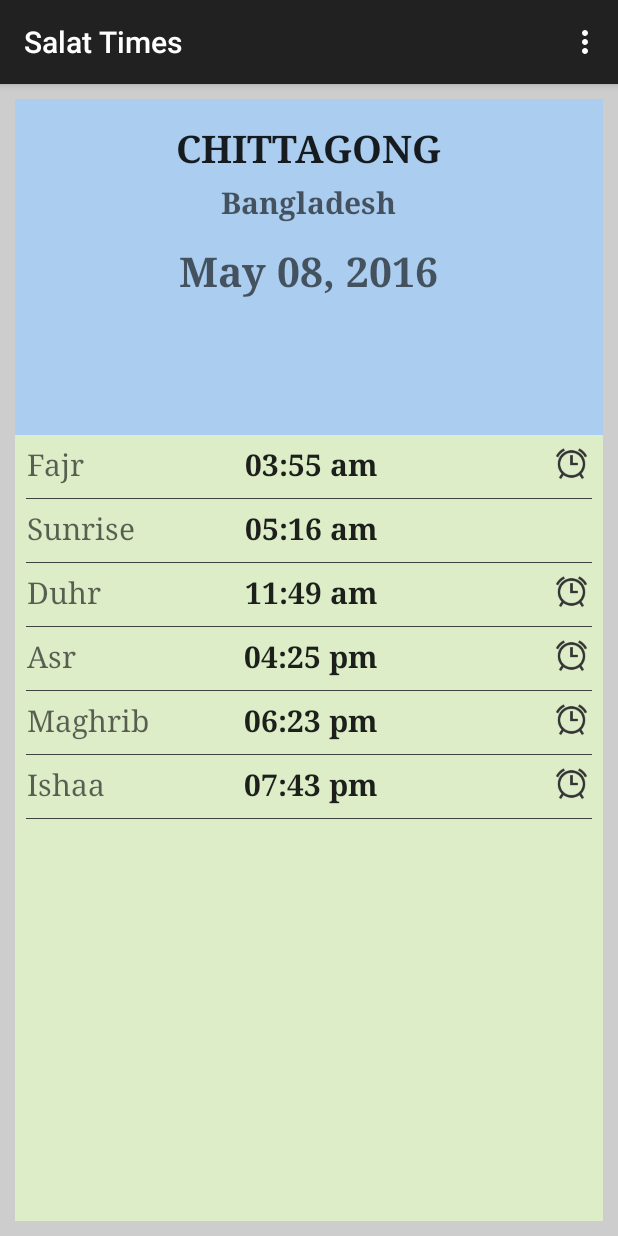
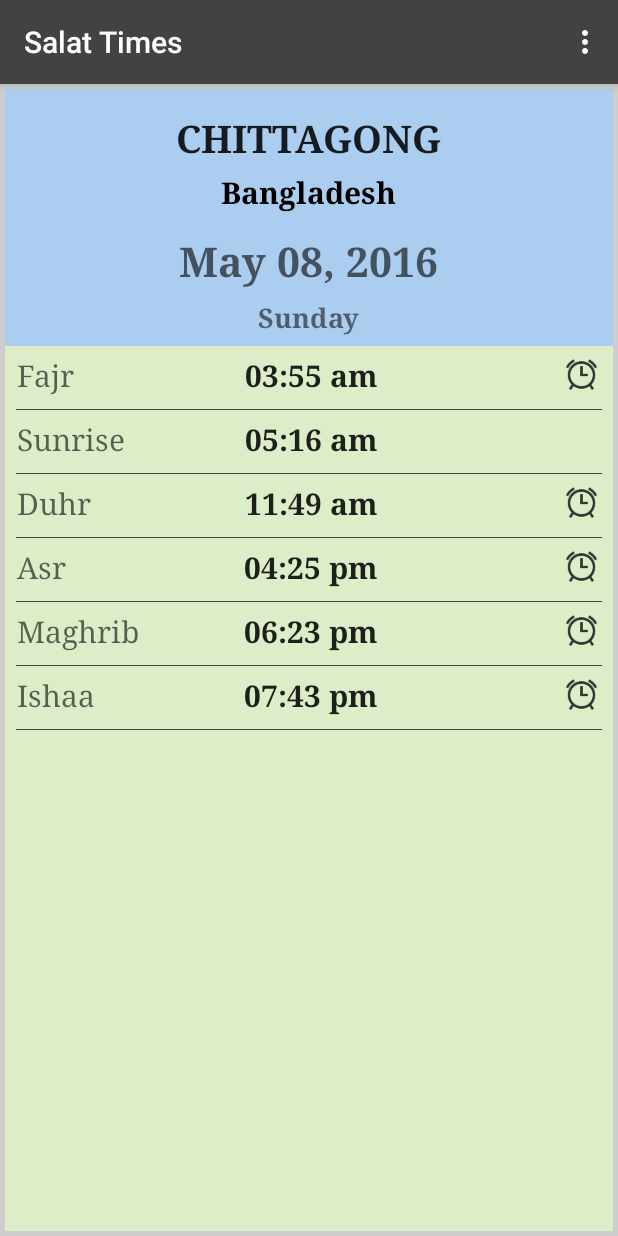
Before and after one commit to xiifwat/salat_times, an Android app: the screen it shows after launch (MainActivity), on a phone screen of 412 x 824 dp. Run offline under Robolectric (Android 15) with nearby library versions, the phone set to English and light mode, and no system bars.

Commit message:
Update: UI change. Snackbar added to inform user  Issue: problem setting alarm in Samsung device

```diff
--- a/app/src/main/java/com/gmail/xiifwat/salattimes/library/GPSTracker.java
+++ b/app/src/main/java/com/gmail/xiifwat/salattimes/library/GPSTracker.java
@@ -77,7 +77,6 @@ public class GPSTracker
 
 	@Override
 	public void onLocationChanged(Location location) {
-		//TODO store to db. or fire event
 		listener.onLocatinoFound(location.getLatitude(), location.getLongitude());
 	}
 
--- a/app/src/main/java/com/gmail/xiifwat/salattimes/library/Model.java
+++ b/app/src/main/java/com/gmail/xiifwat/salattimes/library/Model.java
@@ -10,7 +10,7 @@ public class Model {
     private String ishaaTime;
 
     private String dateEnglish;
-    private String dateArabic;
+    private String dayOfWeek;
 
     private boolean isFajrAlarmSet;
     private boolean isSunriseAlarmSet;
@@ -20,7 +20,7 @@ public class Model {
     private boolean isIshaaAlarmSet;
 
     public Model(String fajrTime, String sunriseTime, String duhrTime, String asrTime,
-                 String maghribTime, String ishaaTime, String dateEnglish, String dateArabic) {
+                 String maghribTime, String ishaaTime, String dateEnglish, String dayOfWeek) {
         this.fajrTime = fajrTime;
         this.sunriseTime = sunriseTime;
         this.duhrTime = duhrTime;
@@ -28,7 +28,7 @@ public class Model {
         this.maghribTime = maghribTime;
         this.ishaaTime = ishaaTime;
         this.dateEnglish = dateEnglish;
-        this.dateArabic = dateArabic;
+        this.dayOfWeek = dayOfWeek;
     }
 
     public String getFajrTime() {
@@ -87,12 +87,12 @@ public class Model {
         this.dateEnglish = dateEnglish;
     }
 
-    public String getDateArabic() {
-        return dateArabic;
+    public String getDayOfWeek() {
+        return dayOfWeek;
     }
 
-    public void setDateArabic(String dateArabic) {
-        this.dateArabic = dateArabic;
+    public void setDayOfWeek(String dayOfWeek) {
+        this.dayOfWeek = dayOfWeek;
     }
 
     public boolean isFajrAlarmSet() {
--- a/app/src/main/java/com/gmail/xiifwat/salattimes/library/NextThreeDays.java
+++ b/app/src/main/java/com/gmail/xiifwat/salattimes/library/NextThreeDays.java
@@ -1,6 +1,7 @@
 package com.gmail.xiifwat.salattimes.library;
 
 import android.content.Context;
+import android.content.Intent;
 
 import com.gmail.xiifwat.salattimes.database.DataSource;
 
@@ -22,6 +23,7 @@ public class NextThreeDays {
         SalatTimeCalculator salatTimeCalculator;
         double latitude;
         double longitude;
+        int dayOfWeek;
 
         DataSource dataSource = new DataSource(context);
         dataSource.open();
@@ -38,11 +40,12 @@ public class NextThreeDays {
         c.setTime(dateJ);
         c.add(Calendar.DATE, add);
         dateJ = c.getTime();
+        dayOfWeek = c.get(Calendar.DAY_OF_WEEK);
 
         salatTimeCalculator = new SalatTimeCalculator(latitude, longitude, this.dateJ);
         ArrayList<String> prayTime = salatTimeCalculator.getFormattedTime();
 
-        data.add(arrayListToModel(prayTime, dateJ));
+        data.add(arrayListToModel(prayTime, dateJ, dayOfWeek));
 
 
 
@@ -50,34 +53,46 @@ public class NextThreeDays {
         c.setTime(dateJ);
         c.add(Calendar.DATE, 1);
         dateJ = c.getTime();
+        dayOfWeek = c.get(Calendar.DAY_OF_WEEK);
 
         prayTime.clear();
         salatTimeCalculator = new SalatTimeCalculator(latitude, longitude, dateJ);
         prayTime = salatTimeCalculator.getFormattedTime();
 
-        data.add(arrayListToModel(prayTime, dateJ));
+        data.add(arrayListToModel(prayTime, dateJ, dayOfWeek));
 
         c.add(Calendar.DATE, 1);
         dateJ = c.getTime();
+        dayOfWeek = c.get(Calendar.DAY_OF_WEEK);
 
         prayTime.clear();
         salatTimeCalculator = new SalatTimeCalculator(latitude, longitude, dateJ);
         prayTime = salatTimeCalculator.getFormattedTime();
 
-        data.add(arrayListToModel(prayTime, dateJ));
+        data.add(arrayListToModel(prayTime, dateJ, dayOfWeek));
     }
 
     public List<Model> getNextThreeDays() {
         return data;
     }
 
-    private Model arrayListToModel(ArrayList<String> prayTime, Date date) {
+    private Model arrayListToModel(ArrayList<String> prayTime, Date date, int dayOfWeek) {
 
         SimpleDateFormat df2 = new SimpleDateFormat("MMMM dd, yyyy"); // November 1, 2014
         String dateText = df2.format(date);
 
+        // dayOfWeek is a integer code of the day.
+        String day;
+        if(dayOfWeek==1) day="Sunday";
+        else if(dayOfWeek==2) day="Monday";
+        else if(dayOfWeek==3) day="Tuesday";
+        else if(dayOfWeek==4) day="Wednesday";
+        else if(dayOfWeek==5) day="Thursday";
+        else if(dayOfWeek==6) day="Friday";
+        else day="Saturday";
+
         Model model = new Model(prayTime.get(0), prayTime.get(1), prayTime.get(2),
-                prayTime.get(3), prayTime.get(4), prayTime.get(5), dateText, "arabic date");
+                prayTime.get(3), prayTime.get(4), prayTime.get(5), dateText, day);
 
         return model;
     }
--- a/app/src/main/java/com/gmail/xiifwat/salattimes/library/TimeTableAdapter.java
+++ b/app/src/main/java/com/gmail/xiifwat/salattimes/library/TimeTableAdapter.java
@@ -55,6 +55,9 @@ public class TimeTableAdapter extends PagerAdapter
 
         TextView tvDateEnglish = (TextView) view.findViewById(R.id.tvDateEnglish);
         tvDateEnglish.setText(_data.get(position).getDateEnglish());
+
+        TextView tvDayOfWeek = (TextView) view.findViewById(R.id.tvDayOfWeek);
+        tvDayOfWeek.setText(_data.get(position).getDayOfWeek());
 
 
         LinearLayout llUpper = (LinearLayout) view.findViewById(R.id.ll_upper);
--- a/app/src/main/java/com/gmail/xiifwat/salattimes/ui/MainActivity.java
+++ b/app/src/main/java/com/gmail/xiifwat/salattimes/ui/MainActivity.java
@@ -2,11 +2,10 @@ package com.gmail.xiifwat.salattimes.ui;
 
 import android.app.AlertDialog;
 import android.content.DialogInterface;
-import android.location.Address;
-import android.location.Geocoder;
-import android.os.AsyncTask;
 import android.os.Bundle;
-import android.support.v7.app.ActionBarActivity;
+import android.support.design.widget.Snackbar;
+import android.support.v7.app.AppCompatActivity;
+import android.support.v7.widget.Toolbar;
 import android.util.Log;
 import android.view.Menu;
 import android.view.MenuItem;
@@ -19,27 +18,21 @@ import com.android.volley.toolbox.JsonObjectRequest;
 import com.gmail.xiifwat.salattimes.R;
 import com.gmail.xiifwat.salattimes.database.DataSource;
 import com.gmail.xiifwat.salattimes.library.GPSTracker;
-import com.gmail.xiifwat.salattimes.library.Georesponse.AddressComponent;
-import com.gmail.xiifwat.salattimes.library.Georesponse.GeocodeResponse;
 import com.gmail.xiifwat.salattimes.library.Utility;
 import com.gmail.xiifwat.salattimes.library.VolleySingleton;
-import com.google.gson.Gson;
 
 import org.json.JSONObject;
 
-import java.io.IOException;
 import java.util.ArrayList;
-import java.util.Collection;
-import java.util.List;
-import java.util.Locale;
 
 
-public class MainActivity extends ActionBarActivity {
+public class MainActivity extends AppCompatActivity {
 
     private String LOGTAG = "tfx_" + MainActivity.class.getSimpleName();
     private GPSTracker.MyLocationListener listener;
     private GPSTracker gps;
 
+    //TODO cut api key before every commit
     private final String API_KEY = "";
 
 
@@ -47,6 +40,9 @@ public class MainActivity extends ActionBarActivity {
     protected void onCreate(Bundle savedInstanceState) {
         super.onCreate(savedInstanceState);
         setContentView(R.layout.activity_main);
+
+        Toolbar toolbar = (Toolbar) findViewById(R.id.toolbar);
+        setSupportActionBar(toolbar);
 
         getSupportFragmentManager()
                 .beginTransaction()
@@ -79,6 +75,7 @@ public class MainActivity extends ActionBarActivity {
 
             if(utility.getDataConnectionStatus() && utility.getLocationServiceStatus()) {
                 gps = new GPSTracker(MainActivity.this, listener);
+                showSnackbar("Please wait");
             }
             else {
                 new AlertDialog.Builder(this)
@@ -112,8 +109,11 @@ public class MainActivity extends ActionBarActivity {
                         ArrayList<String> address = new Utility().getAddress(response.toString());
 
                         if(address==null) {
-                            // TODO user response
-                        } else {
+                            // inform user
+                            showSnackbar("Error updating location");
+                            return;
+                        }
+
                         Log.d(LOGTAG, address.get(0) + " :: " + address.get(1));
 
                         // save to database
@@ -126,17 +126,19 @@ public class MainActivity extends ActionBarActivity {
                         // update ui
                         getSupportFragmentManager()
                                 .beginTransaction()
-                                    .replace(R.id.content_frame,new MainActivityFragment(), "tfx")
+                                .replace(R.id.content_frame, new MainActivityFragment(), "tfx")
                                 .commit();
-                        }
+
+                        // inform user
+                        showSnackbar("Location successfully updated!!");
                     }
                 }, new Response.ErrorListener() {
 
             @Override
             public void onErrorResponse(VolleyError error) {
 
-                VolleyLog.d(LOGTAG, "Error: " + error.getMessage());
-//						hideProgressDialog();
+                Log.d(LOGTAG, "Error: " + error.getMessage());
+                showSnackbar("Error updating location");
             }
         });
 
@@ -147,4 +149,9 @@ public class MainActivity extends ActionBarActivity {
         // Cancelling request
         // ApplicationController.getInstance().getRequestQueue().cancelAll(tag_json_obj);
     }
+
+    private void showSnackbar(String msg) {
+        Snackbar.make(findViewById(R.id.content_frame), msg,
+                Snackbar.LENGTH_LONG).show();
     }
+}
--- a/app/src/main/res/layout/activity_main.xml
+++ b/app/src/main/res/layout/activity_main.xml
@@ -1,6 +1,32 @@
-<FrameLayout xmlns:android="http://schemas.android.com/apk/res/android"
-    android:id="@+id/content_frame"
+<?xml version="1.0" encoding="utf-8"?>
+<android.support.design.widget.CoordinatorLayout xmlns:android="http://schemas.android.com/apk/res/android"
+    xmlns:app="http://schemas.android.com/apk/res-auto"
+    xmlns:tools="http://schemas.android.com/tools"
     android:layout_width="match_parent"
     android:layout_height="match_parent"
-    android:background="#cdcdcd">
-</FrameLayout>
+    android:fitsSystemWindows="true"
+    tools:context="com.gmail.xiifwat.salattimes.ui.MainActivity">
+
+    <android.support.design.widget.AppBarLayout
+        android:layout_width="match_parent"
+        android:layout_height="wrap_content"
+        android:theme="@style/AppTheme.AppBarOverlay">
+
+        <android.support.v7.widget.Toolbar
+            android:id="@+id/toolbar"
+            android:layout_width="match_parent"
+            android:layout_height="?attr/actionBarSize"
+            android:background="@color/colorToolbar"
+            app:popupTheme="@style/AppTheme.PopupOverlay" />
+
+    </android.support.design.widget.AppBarLayout>
+
+
+    <FrameLayout
+        android:id="@+id/content_frame"
+        android:layout_width="match_parent"
+        android:layout_height="match_parent"
+        android:background="@color/colorBackground"
+        app:layout_behavior="@string/appbar_scrolling_view_behavior" />
+
+</android.support.design.widget.CoordinatorLayout>
--- a/app/src/main/res/layout/fragment_timetable.xml
+++ b/app/src/main/res/layout/fragment_timetable.xml
@@ -2,15 +2,12 @@
     xmlns:tools="http://schemas.android.com/tools"
     android:layout_width="match_parent"
     android:layout_height="match_parent"
-    android:paddingBottom="10dp"
-    android:paddingLeft="10dp"
-    android:paddingRight="10dp"
-    android:paddingTop="10dp">
+    android:padding="3dp">
 
     <LinearLayout
         android:id="@+id/ll_locationName"
         android:padding="10dp"
-        android:background="#abcdef"
+        android:background="@color/colorPrimary1"
         android:orientation="vertical"
         android:layout_width="fill_parent"
         android:layout_height="wrap_content">
@@ -35,6 +32,7 @@
             android:id="@+id/tvCountry"
             android:layout_gravity="center_horizontal"
             android:textSize="20sp"
+            android:textColor="#000"
             android:textStyle="bold"
             android:typeface="serif" />
     </LinearLayout>
@@ -44,7 +42,6 @@
         android:id="@+id/view_pager"
         android:layout_width="match_parent"
         android:layout_height="wrap_content"
-        android:layout_centerHorizontal="true"
-        android:background="#ff5df3b8" />
+        android:layout_centerHorizontal="true"/>
 
 </RelativeLayout>
--- a/app/src/main/res/layout/view_date_today.xml
+++ b/app/src/main/res/layout/view_date_today.xml
@@ -7,10 +7,10 @@
 
     <LinearLayout
         android:orientation="vertical"
-        android:layout_width="fill_parent"
-        android:layout_height="fill_parent"
-        android:background="#abcdef"
-        android:layout_weight="0.80">
+        android:layout_width="match_parent"
+        android:layout_height="wrap_content"
+        android:background="@color/colorPrimary1"
+        android:paddingBottom="3dp">
 
         <TextView
         android:layout_width="wrap_content"
@@ -28,22 +28,23 @@
         <TextView
             android:layout_width="wrap_content"
             android:layout_height="wrap_content"
-            android:textAppearance="?android:attr/textAppearanceMedium"
-            android:text="Ramadan 15, 1434"
-            android:id="@+id/textView4"
-            android:layout_gravity="center_horizontal"
-            android:padding="3dp"
+            android:textAppearance="?android:attr/textAppearanceSmall"
+            android:text="day of week"
+            android:id="@+id/tvDayOfWeek"
+            android:layout_gravity="center_horizontal|center_vertical"
+            android:textSize="18sp"
             android:textStyle="bold"
             android:typeface="serif"
-            android:textSize="20sp"
-            android:visibility="gone" />
+            android:padding="3dp"
+            android:paddingTop="5dp" />
+
     </LinearLayout>
 
     <LinearLayout
         android:orientation="vertical"
         android:layout_width="fill_parent"
         android:layout_height="fill_parent"
-        android:background="#dcedc8"
+        android:background="@color/colorPrimary2"
         android:layout_weight="0.20">
 
         <LinearLayout
--- a/app/src/main/res/menu/menu_main.xml
+++ b/app/src/main/res/menu/menu_main.xml
@@ -1,6 +1,10 @@
 <menu xmlns:android="http://schemas.android.com/apk/res/android"
     xmlns:app="http://schemas.android.com/apk/res-auto"
-    xmlns:tools="http://schemas.android.com/tools" tools:context=".MainActivity">
-    <item android:id="@+id/action_settings" android:title="@string/action_settings"
-        android:orderInCategory="100" app:showAsAction="never" />
+    xmlns:tools="http://schemas.android.com/tools"
+    tools:context=".MainActivity">
+    <item
+        android:id="@+id/action_settings"
+        android:orderInCategory="100"
+        android:title="@string/action_settings"
+        app:showAsAction="never" />
 </menu>
--- /dev/null
+++ b/app/src/main/res/values/colors.xml
@@ -0,0 +1,8 @@
+<?xml version="1.0" encoding="utf-8"?>
+<resources>
+    <color name="colorToolbar">#424242</color>
+    <color name="colorBackground">#cdcdcd</color>
+    <color name="colorPrimary1">#abcdef</color>
+    <color name="colorPrimary2">#dcedc8</color>
+
+</resources>
--- a/app/src/main/res/values/styles.xml
+++ b/app/src/main/res/values/styles.xml
@@ -1,8 +1,11 @@
 <resources>
 
     <!-- Base application theme. -->
-    <style name="AppTheme" parent="Theme.AppCompat.Light.DarkActionBar">
+    <style name="AppTheme" parent="Theme.AppCompat.Light.NoActionBar"/>
         <!-- Customize your theme here. -->
-    </style>
+
+    <style name="AppTheme.AppBarOverlay" parent="ThemeOverlay.AppCompat.Dark.ActionBar" />
+
+    <style name="AppTheme.PopupOverlay" parent="ThemeOverlay.AppCompat.Light" />
 
 </resources>
```
Also changed, not shown: app/build.gradle (+4 -3 lines), 1 other file. Lines whose indentation alone changed are shown as unchanged.
